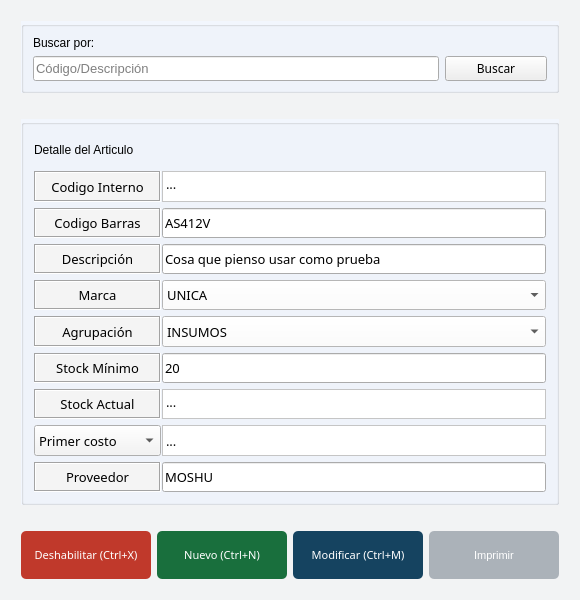
Above: Vistas/gui/detalles/articulo_detalle.ui from Lonaris/Corupel before the change. Below: the same form after it.
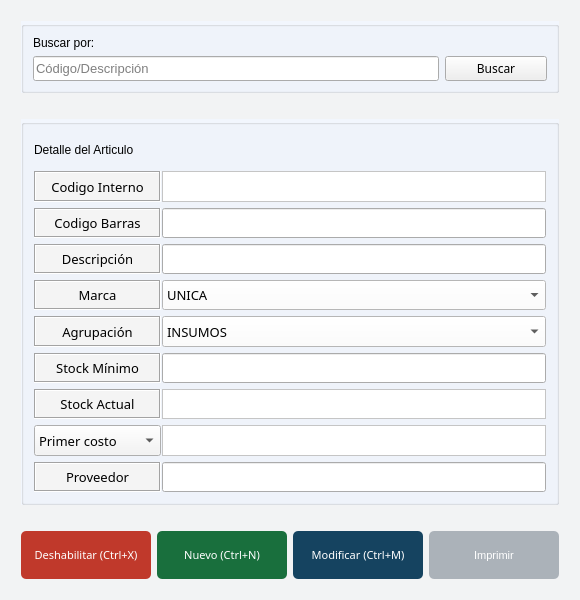
That is the form after the change. Icons and pictures are not drawn.

Commit message: Funciona el boton Nuevo Articulo en la lista

Patch:
```diff
--- a/Vistas/gui/detalles/articulo_detalle.ui
+++ b/Vistas/gui/detalles/articulo_detalle.ui
@@ -1324,7 +1324,7 @@
            <enum>QFrame::StyledPanel</enum>
           </property>
           <property name="text">
-           <string>...</string>
+           <string/>
           </property>
           <property name="alignment">
            <set>Qt::AlignLeading|Qt::AlignLeft|Qt::AlignTop</set>
@@ -1348,7 +1348,7 @@
            </font>
           </property>
           <property name="text">
-           <string>MOSHU</string>
+           <string/>
           </property>
           <property name="frame">
            <bool>true</bool>
@@ -1413,7 +1413,7 @@
            </font>
           </property>
           <property name="text">
-           <string>Cosa que pienso usar como prueba</string>
+           <string/>
           </property>
           <property name="frame">
            <bool>true</bool>
@@ -1481,7 +1481,7 @@
            </font>
           </property>
           <property name="text">
-           <string>20</string>
+           <string/>
           </property>
           <property name="frame">
            <bool>true</bool>
@@ -1630,7 +1630,7 @@
            <enum>QFrame::StyledPanel</enum>
           </property>
           <property name="text">
-           <string>...</string>
+           <string/>
           </property>
          </widget>
         </item>
@@ -1694,7 +1694,7 @@
            <enum>QFrame::StyledPanel</enum>
           </property>
           <property name="text">
-           <string>...</string>
+           <string/>
           </property>
           <property name="alignment">
            <set>Qt::AlignLeading|Qt::AlignLeft|Qt::AlignTop</set>
@@ -1721,7 +1721,7 @@
            </font>
           </property>
           <property name="text">
-           <string>AS412V</string>
+           <string/>
           </property>
           <property name="frame">
            <bool>true</bool>
```
The commit also changes 2 other files.
